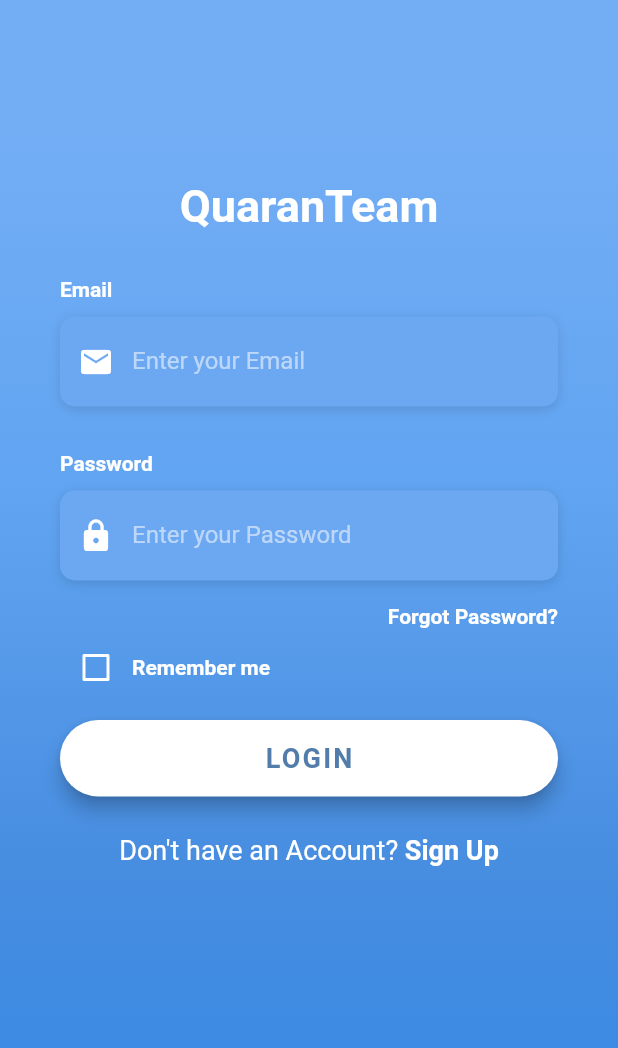
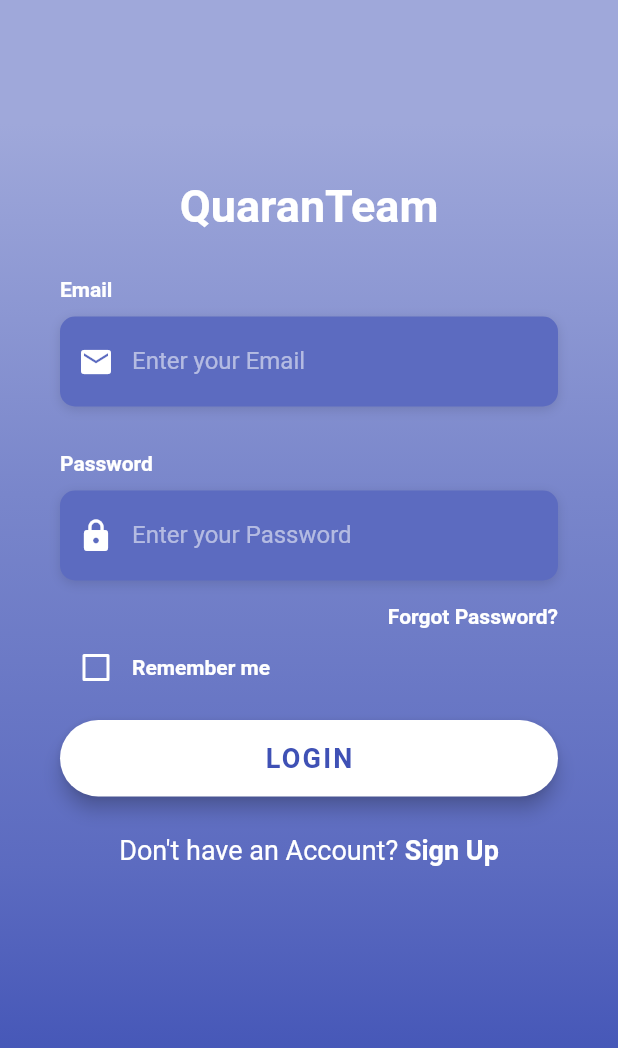
Before and after one commit to rakeen01/QuaranTeam, a Flutter app: the screen it shows after launch, on a phone screen of 412 x 824 dp. Shown: the top 1048 px of the screen. Run offline on Flutter 3.47's test engine with Material 2 defaults, Android fonts, the phone set to English and light mode, and no system bars; Roboto replaces fonts that are missing (OpenSans).

Commit message:
Changed up UI!

```diff
--- a/lib/screens/login_screen.dart
+++ b/lib/screens/login_screen.dart
@@ -1,4 +1,14 @@
+/// ******************************************************************************
+///  LoginScreen widget: The app's login screen and it's corresponding           *
+///  sub-widgets.                                                                *
+///                                                                              *
+/// @author Md Rakeen Murtaza (rakeen.murtaza.12@gmail.com)                      *
+///                                                                              *
+///*******************************************************************************/
+
+
 import 'package:flutter/material.dart';
+
 import 'package:flutter/services.dart';
 import 'package:quaran_team/main.dart';
 import 'package:quaran_team/utilities/constants.dart';
@@ -143,7 +153,7 @@ class _LoginScreenState extends State<LoginScreen> {
         child: Text(
           'LOGIN',
           style: TextStyle(
-            color: Color(0xFF527DAA),
+            color: Color(0xFF3F51B5),
             letterSpacing: 1.5,
             fontSize: 18.0,
             fontWeight: FontWeight.bold,
@@ -223,10 +233,10 @@ class _LoginScreenState extends State<LoginScreen> {
                     begin: Alignment.topCenter,
                     end: Alignment.bottomCenter,
                     colors: [
-                      Color(0xFF73AEF5),
-                      Color(0xFF61A4F1),
-                      Color(0xFF478DE0),
-                      Color(0xFF398AE5),
+                      Color(0xFF9FA8DA),
+                      Color(0xFF7986CB),
+                      Color(0xFF5C6BC0),
+                      Color(0xFF3F51B5),
                     ],
                     stops: [0.1, 0.4, 0.7, 0.9],
                   ),
--- a/lib/utilities/constants.dart
+++ b/lib/utilities/constants.dart
@@ -1,3 +1,10 @@
+/// ******************************************************************************
+///  Constants class: Utilities used by the application UI                    *
+///                                                                              *
+/// @author Md Rakeen Murtaza (rakeen.murtaza.12@gmail.com)                      *
+///                                                                              *
+///*******************************************************************************/
+
 import 'package:flutter/material.dart';
 
 final kHintTextStyle = TextStyle(
@@ -12,7 +19,7 @@ final kLabelStyle = TextStyle(
 );
 
 final kBoxDecorationStyle = BoxDecoration(
-  color: Color(0xFF6CA8F1),
+  color: Color(0xFF5C6BC0),
   borderRadius: BorderRadius.circular(10.0),
   boxShadow: [
     BoxShadow(
```
Also changed, not shown: lib/main.dart (+8 -0 lines).
